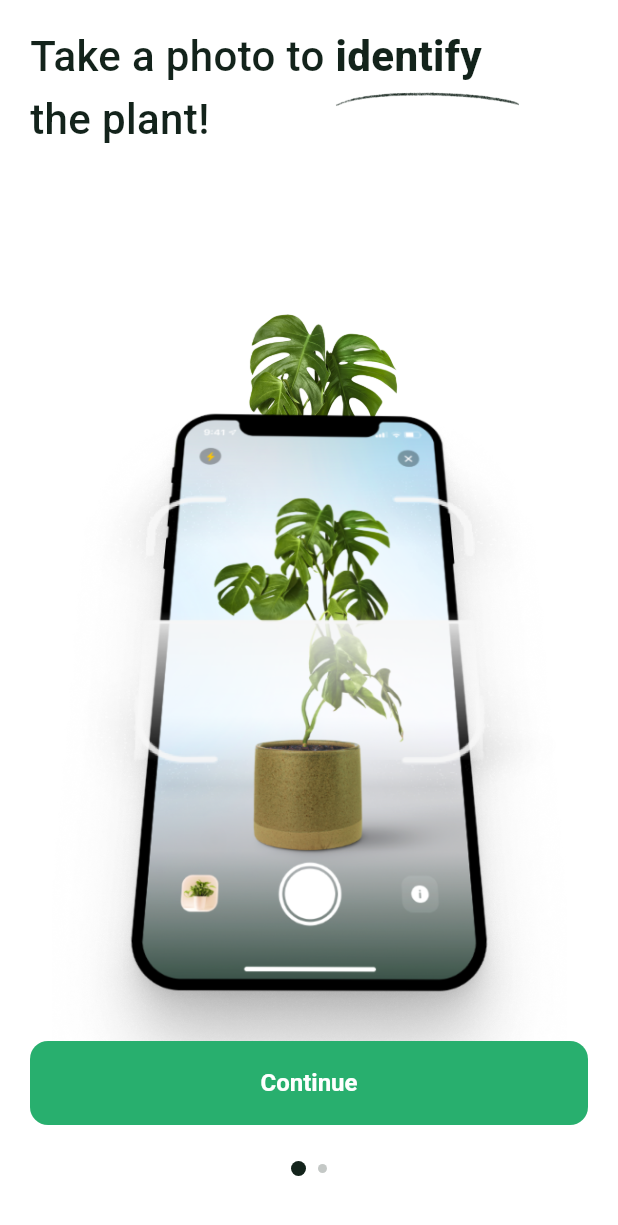
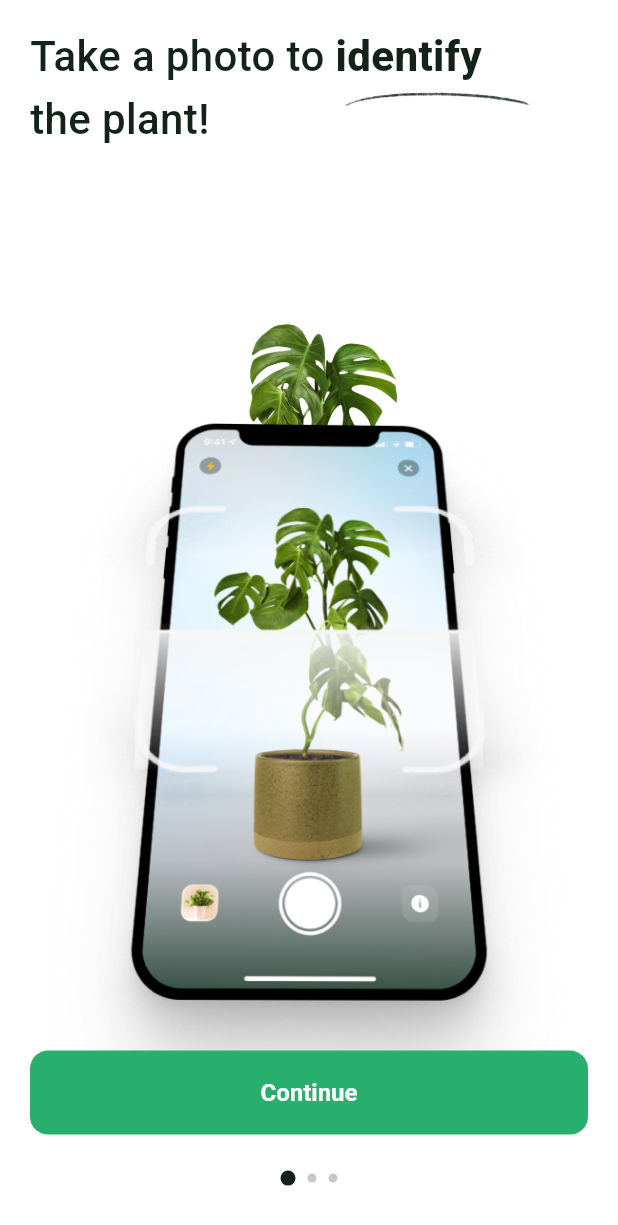
Before and after one commit to Xelorium/plantapp, a Flutter app: the OnboardingScreen screen opened directly, on a phone screen of 412 x 824 dp. Shown: the top 1225 px of the screen. Run offline on Flutter 3.47's test engine with Material 3 defaults, Android fonts, the phone set to English and light mode, and no system bars.

Commit message:
Update onboarding layout and responsiveness
- Adjust text padding and decorative line positioning in `OnboardingOneContent`
- Update bottom container in `OnboardingScreen` to use dynamic height based on screen size
- Increment page indicator count in `OnboardingScreen`

```diff
--- a/lib/features/onboarding/presentation/pages/onboarding_screen.dart
+++ b/lib/features/onboarding/presentation/pages/onboarding_screen.dart
@@ -49,7 +49,7 @@ class _OnboardingScreenState extends State<OnboardingScreen> {
               ),
             ),
             Container(
-              height: 130,
+              height: MediaQuery.of(context).size.height * 0.15,
               padding: const EdgeInsets.symmetric(horizontal: 20),
               child: Column(
                 children: [
@@ -67,7 +67,7 @@ class _OnboardingScreenState extends State<OnboardingScreen> {
                   Row(
                     mainAxisAlignment: MainAxisAlignment.center,
                     children: List.generate(
-                      getOnboardPage(context: context).length, // Sayfa sayısı kadar nokta
+                      getOnboardPage(context: context).length + 1, // Sayfa sayısı kadar nokta
                           (index) {
                         return AnimatedContainer(
                           duration: const Duration(milliseconds: 300),
--- a/lib/features/onboarding/presentation/widgets/onboarding_one_content.dart
+++ b/lib/features/onboarding/presentation/widgets/onboarding_one_content.dart
@@ -14,19 +14,20 @@ class OnboardingOneContent extends StatelessWidget {
           child: Align(
             alignment: Alignment.topLeft,
             child: SizedBox(
-              width: double.infinity,
               child: Stack(
                 children: [
                   Positioned(
                     top: 45, // Metne göre dikey konumu (Deneme-yanılma ile ayarlayın)
-                    right: 45, // "identify" kelimesinin altına denk gelecek şekilde hizalayın
+                    right: 0, // "identify" kelimesinin altına denk gelecek şekilde hizalayın
                     child: Image.asset(
                       'assets/images/brush_line.png', // Görsel yolunu buraya ekleyin
                       width: 126, // Çizgi genişliği
                       fit: BoxFit.contain,
                     ),
                   ),
-                  Text.rich(
+                  Padding(
+                    padding: const EdgeInsets.only(right: 32),
+                    child: Text.rich(
                       TextSpan(
                         text: 'Take a photo to ',
                         style: TextStyle(
@@ -54,6 +55,7 @@ class OnboardingOneContent extends StatelessWidget {
                         ],
                       ),
                     ),
+                  ),
                 ],
               ),
             ),
```
Lines whose indentation alone changed are shown as unchanged.
